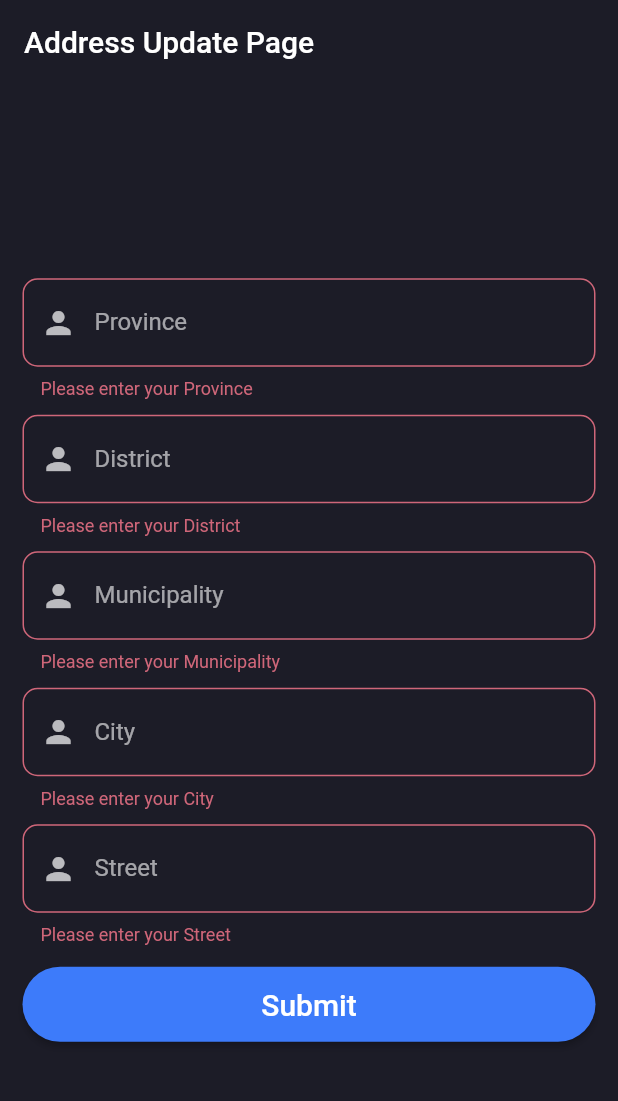
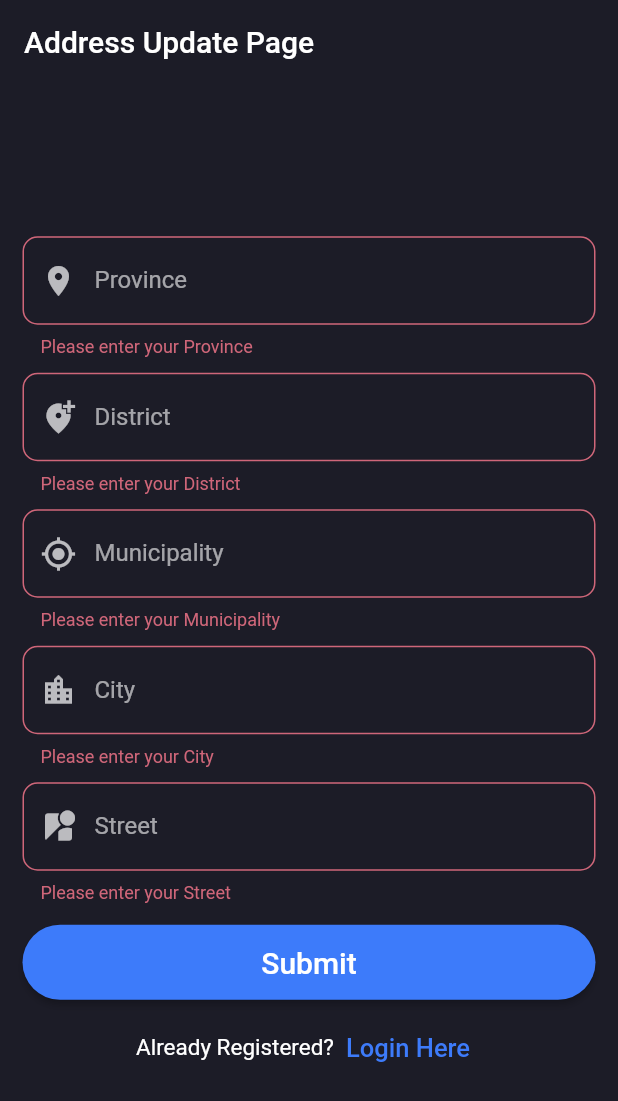
Before and after one commit to edr3x/vehicle_rental_application, a Flutter app: the UpdateAddressPage screen opened by its route, after a tap on "Submit", on a phone screen of 412 x 824 dp. Shown: the top 1101 px of the screen. Run offline on Flutter 3.47's test engine with Material 2 defaults, Android fonts, the phone set to English and light mode, and no system bars; our stand-ins replace equatable, flutter_bloc, shared_preferences; accounts and stored records are empty; network calls fail.

Commit message:
fix: update user address

```diff
--- a/lib/api/repo/user_repo.dart
+++ b/lib/api/repo/user_repo.dart
@@ -54,7 +54,7 @@ class UserRepository {
     required String street,
   }) async {
     try {
-      final UpdateAddressModel response = await updateUserAddress(
+      final UpdateAddressModel response = await updateUserAddressService.data(
         province: province,
         district: district,
         municipality: municipality,
--- a/lib/views/pages/auth/address_page.dart
+++ b/lib/views/pages/auth/address_page.dart
@@ -2,7 +2,9 @@ import 'package:flutter/material.dart';
 import 'package:flutter_bloc/flutter_bloc.dart';
 import 'package:rental_system_app/api/blocs/user/get_user_details/get_user_details_cubit.dart';
 import 'package:rental_system_app/api/blocs/user/update_address_cubit/update_address_cubit.dart';
+import 'package:rental_system_app/utils/shared_preferences.dart';
 import 'package:rental_system_app/views/common/widgets/custom_error_dialogue.dart';
+import 'package:rental_system_app/views/pages/auth/login_page.dart';
 import 'package:rental_system_app/views/pages/home/home_page.dart';
 
 import 'widgets/auth_button.dart';
@@ -25,7 +27,9 @@ class _UpdateAddressPageState extends State<UpdateAddressPage> {
   String? _city;
   String? _street;
 
-  void _submit() {
+  @override
+  Widget build(BuildContext context) {
+    void submit() {
       setState(() {
         _autovalidateMode = AutovalidateMode.always;
       });
@@ -35,11 +39,15 @@ class _UpdateAddressPageState extends State<UpdateAddressPage> {
 
       form.save();
 
-    print("$_province, $_district, $_municipality, $_city, $_street");
+      context.read<UpdateAddressCubit>().updateAddress(
+            province: _province!,
+            district: _district!,
+            municipality: _municipality!,
+            city: _city!,
+            street: _street!,
+          );
     }
 
-  @override
-  Widget build(BuildContext context) {
     return WillPopScope(
       onWillPop: () async => false,
       child: BlocConsumer<UpdateAddressCubit, UpdateAddressState>(
@@ -82,7 +90,7 @@ class _UpdateAddressPageState extends State<UpdateAddressPage> {
                                 ),
                               ),
                               labelText: 'Province',
-                              prefixIcon: Icon(Icons.person),
+                              prefixIcon: Icon(Icons.location_on),
                             ),
                             validator: (String? value) {
                               if (value == null || value.isEmpty) {
@@ -104,7 +112,7 @@ class _UpdateAddressPageState extends State<UpdateAddressPage> {
                                 ),
                               ),
                               labelText: 'District',
-                              prefixIcon: Icon(Icons.person),
+                              prefixIcon: Icon(Icons.add_location_alt),
                             ),
                             validator: (String? value) {
                               if (value == null || value.isEmpty) {
@@ -126,7 +134,7 @@ class _UpdateAddressPageState extends State<UpdateAddressPage> {
                                 ),
                               ),
                               labelText: 'Municipality',
-                              prefixIcon: Icon(Icons.person),
+                              prefixIcon: Icon(Icons.my_location),
                             ),
                             validator: (String? value) {
                               if (value == null || value.isEmpty) {
@@ -148,7 +156,7 @@ class _UpdateAddressPageState extends State<UpdateAddressPage> {
                                 ),
                               ),
                               labelText: 'City',
-                              prefixIcon: Icon(Icons.person),
+                              prefixIcon: Icon(Icons.location_city),
                             ),
                             validator: (String? value) {
                               if (value == null || value.isEmpty) {
@@ -170,7 +178,7 @@ class _UpdateAddressPageState extends State<UpdateAddressPage> {
                                 ),
                               ),
                               labelText: 'Street',
-                              prefixIcon: Icon(Icons.person),
+                              prefixIcon: Icon(Icons.streetview_rounded),
                             ),
                             validator: (String? value) {
                               if (value == null || value.isEmpty) {
@@ -184,8 +192,37 @@ class _UpdateAddressPageState extends State<UpdateAddressPage> {
                           ),
                           const SizedBox(height: 14),
                           CustomAuthButton(
-                            text: "Submit",
-                            onTap: _submit,
+                            text: state.status == UpdateAddressStatus.loading
+                                ? "Submitting..."
+                                : "Submit",
+                            onTap: submit,
+                          ),
+                          const SizedBox(height: 8),
+                          Row(
+                            mainAxisAlignment: MainAxisAlignment.center,
+                            children: [
+                              const Text(
+                                "Already Registered?",
+                                style: TextStyle(fontSize: 15),
+                              ),
+                              TextButton(
+                                onPressed: () async {
+                                  bool logoutSuccess = await UtilSharedPreferences.removeToken();
+                                  if (logoutSuccess) {
+                                    if (!mounted) return;
+                                    Navigator.pushNamedAndRemoveUntil(
+                                      context,
+                                      LoginPage.routeName,
+                                      (route) => false,
+                                    );
+                                  }
+                                },
+                                child: const Text(
+                                  "Login Here",
+                                  style: TextStyle(fontSize: 17),
+                                ),
+                              ),
+                            ],
                           ),
                         ],
                       ),
```
Also changed, not shown: lib/views/pages/profile/profile_page.dart (+1 -6 lines). Lines whose indentation alone changed are shown as unchanged.
